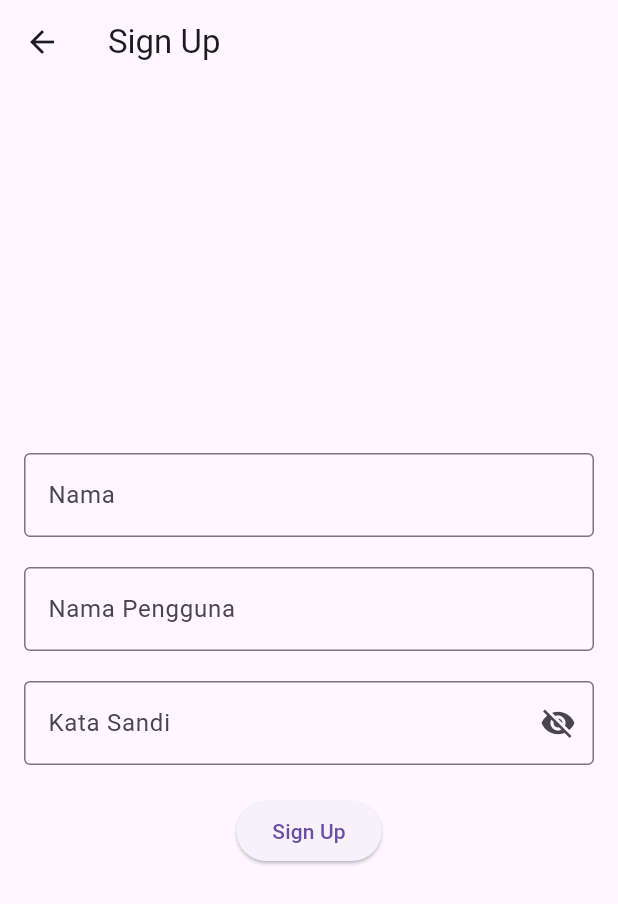
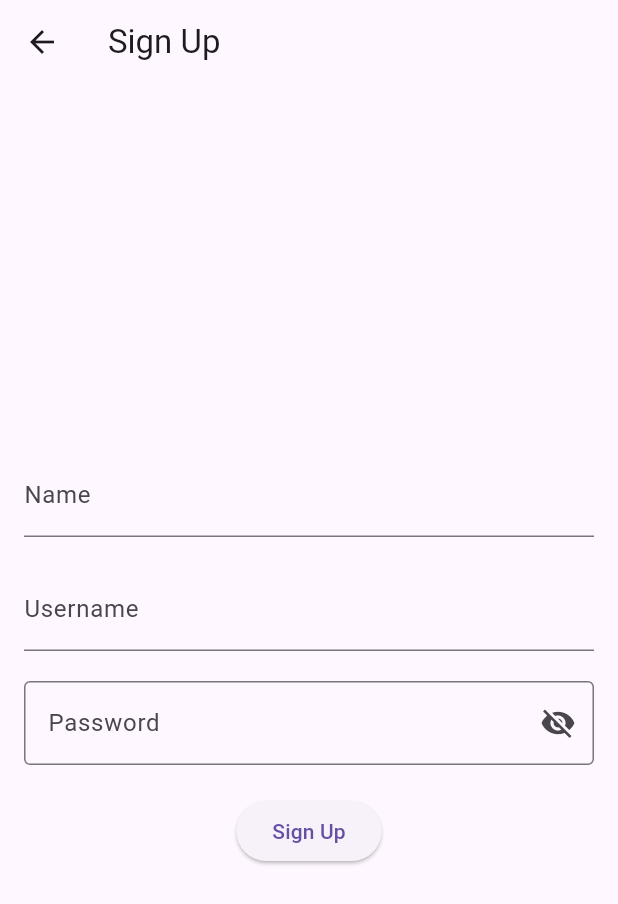
Before and after one commit to Mobile-Programming-MDP/materi-latihan-flutter-PutriNilam, a Flutter app: the SignUpScreen screen opened by its route, on a phone screen of 412 x 824 dp. Shown: the top 904 px of the screen. Run offline on Flutter 3.47's test engine with Material 3 defaults, Android fonts, the phone set to English and light mode, and no system bars; our stand-ins replace cached_network_image, shared_preferences; accounts and stored records are empty.

Commit message:
first commit

```diff
--- a/wisata_candi/lib/main.dart
+++ b/wisata_candi/lib/main.dart
@@ -84,5 +84,3 @@ class _MainScreenState extends State<MainScreen> {
     );
   }
 }
-
-// ... (remaining classes stay the same)
--- a/wisata_candi/lib/screens/sign_up_screen.dart
+++ b/wisata_candi/lib/screens/sign_up_screen.dart
@@ -1,7 +1,10 @@
 import 'package:flutter/material.dart';
+import 'package:shared_preferences/shared_preferences.dart';
+import 'package:wisata_candi/screens/sign_in.dart';
 
 class SignUpScreen extends StatefulWidget {
   const SignUpScreen({super.key});
+
   @override
   State<SignUpScreen> createState() => _SignUpScreenState();
 }
@@ -10,37 +13,46 @@ class _SignUpScreenState extends State<SignUpScreen> {
   final TextEditingController _nameController = TextEditingController();
   final TextEditingController _usernameController = TextEditingController();
   final TextEditingController _passwordController = TextEditingController();
-  String _errorText = '';
+
+  String _errorText = "";
   bool _obscurePassword = true;
-  // TODO: 1. Membuat metode _signUp
-  void _signUp() {
+
+  //TODO: 1 membuat fungsi _signUp
+  void _signUp() async {
+    final SharedPreferences prefs = await SharedPreferences.getInstance();
     final String name = _nameController.text.trim();
     final String username = _usernameController.text.trim();
     final String password = _passwordController.text.trim();
+
     if (password.length < 8 ||
         !password.contains(RegExp(r'[A-Z]')) ||
         !password.contains(RegExp(r'[a-z]')) ||
         !password.contains(RegExp(r'[0-9]')) ||
-        !password.contains(RegExp(r'[!@#$%^&*(),.?":{}|<>]'))) {
+        !password.contains(RegExp(r'[!@#\$%^&*(),.?":{}|<>]'))) {
       setState(() {
         _errorText =
-            'Minimal 8 karakter, kombinasi [A-Z], [a-z], [0-9], [!@#\\\$%^&*(),.?":()|<>]';
+            'Minimal 8 Karakter, kombinasi [A-Z], [a-z], [0-9],[!@#\$%^&*(),.?":{}|<>]';
       });
-      return;
+    } else {
+      setState(() {
+        _errorText = "";
+      });
     }
-    print('*** Sign up berhasil!');
-    print('Nama: $name');
-    print('Nama Pengguna: $username');
-    print('Password: $password');
+    //simpan data pengguna pada sharedPreferences
+    prefs.setString('fullname', name);
+    prefs.setString('username', username);
+    prefs.setString('password', password);
+
+    //buat navigasi ke SignInScreen
+    Navigator.pushNamed(context, '/signin');
   }
 
-  // TODO: 2. Membuat metode dispose
+  //TODO: 2 membuat fungsi dispose
   @override
   void dispose() {
     _nameController.dispose();
-    _nameController.dispose();
+    _usernameController.dispose();
     _passwordController.dispose();
-    super.dispose();
   }
 
   @override
@@ -60,46 +72,49 @@ class _SignUpScreenState extends State<SignUpScreen> {
               children: [
                 TextFormField(
                   controller: _nameController,
-                    textCapitalization: TextCapitalization.words,
-                    decoration: const InputDecoration(
-                      labelText: 'Nama',
-                      border: OutlineInputBorder(),
+                  decoration: InputDecoration(
+                    labelText: 'Name',
+                    hintText: 'Masukkan Nama Anda',
                   ),
                 ),
                 const SizedBox(height: 20),
                 TextFormField(
                   controller: _usernameController,
-                    decoration: const InputDecoration(
-                      labelText: 'Nama Pengguna',
-                      border: OutlineInputBorder(),
+                  decoration: InputDecoration(
+                    labelText: 'Username',
+                    hintText: 'Masukkan Username',
+                    errorText: _errorText.isNotEmpty ? _errorText : null,
                   ),
                 ),
                 const SizedBox(height: 20),
                 TextFormField(
                   controller: _passwordController,
                   decoration: InputDecoration(
-                      labelText: 'Kata Sandi',
+                    labelText: 'Password',
+                    hintText: 'Masukkan Password',
                     errorText: _errorText.isNotEmpty ? _errorText : null,
                     border: const OutlineInputBorder(),
                     suffixIcon: IconButton(
+                      icon: Icon(
+                        _obscurePassword
+                            ? Icons.visibility_off
+                            : Icons.visibility,
+                      ),
                       onPressed: () {
                         setState(() {
                           _obscurePassword = !_obscurePassword;
                         });
                       },
-                        icon: Icon(_obscurePassword
-                            ? Icons.visibility_off
-                            : Icons.visibility),
                     ),
                   ),
-                    obscureText: _obscurePassword,
                 ),
                 const SizedBox(height: 20),
                 ElevatedButton(
-                      onPressed: _signUp, child: const Text('Sign Up')),
+                  onPressed: _signUp,
+                  child: Text('Sign Up'),
+                ),
               ],
-              ),
-            ),
+            )),
           ),
         ),
       ),
--- a/wisata_candi/pubspec.yaml
+++ b/wisata_candi/pubspec.yaml
@@ -36,6 +36,7 @@ dependencies:
   # Use with the CupertinoIcons class for iOS style icons.
   cupertino_icons: ^1.0.2
   cached_network_image: ^3.3.0
+  shared_preferences: ^2.2.2
 
 dev_dependencies:
   flutter_test:
```
Also changed, not shown: wisata_candi/lib/screens/SignInScreen.dart (+34 -3 lines), wisata_candi/lib/screens/profile_screen.dart (+7 -1 lines), wisata_candi/pubspec.lock, 1 other file. Lines whose indentation alone changed are shown as unchanged.
